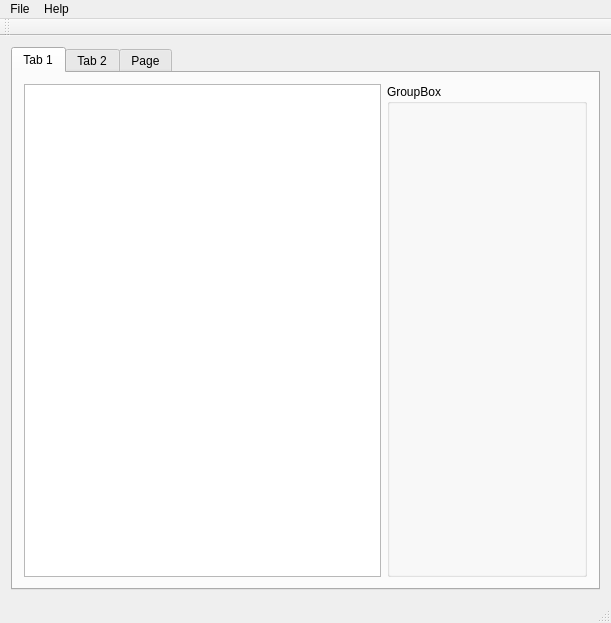
First picture: the form in mainwindow.ui, repository mrnkv/AMSVert, before the edit.
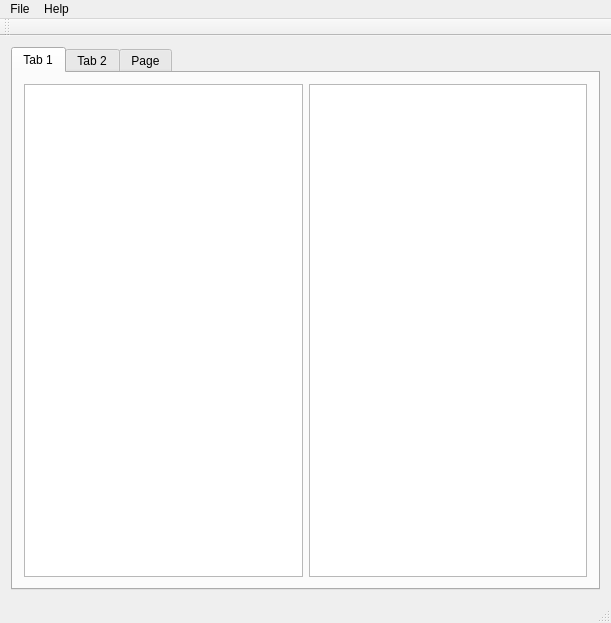
Second picture: the form after the edit. The open tabs and pages were chosen to show the change.

```diff
--- a/mainwindow.ui
+++ b/mainwindow.ui
@@ -29,17 +29,7 @@
          <widget class="QTableView" name="levels_X"/>
         </item>
         <item>
-         <widget class="QGroupBox" name="groupBox">
-          <property name="minimumSize">
-           <size>
-            <width>200</width>
-            <height>0</height>
-           </size>
-          </property>
-          <property name="title">
-           <string>GroupBox</string>
-          </property>
-         </widget>
+         <widget class="QGraphicsView" name="graphicsViewX"/>
         </item>
        </layout>
       </widget>
@@ -59,10 +49,7 @@
        </attribute>
        <layout class="QHBoxLayout" name="horizontalLayout">
         <item>
-         <widget class="QGraphicsView" name="graphicsViewX"/>
-        </item>
-        <item>
-         <widget class="QGraphicsView" name="graphicsViewY"/>
+         <widget class="QGraphicsView" name="graphicsViewXold"/>
         </item>
         <item>
          <widget class="QGraphicsView" name="graphicsViewZ"/>
```
Left out of the diff: 7 changed lines with no effect on the pictures.
